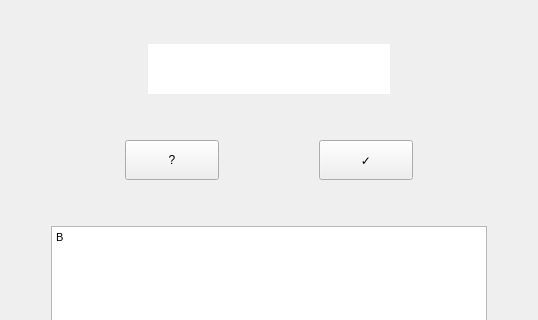
Before: the Qt Designer form main_window.ui in codincodee/AnyWord, drawn with Qt 5; both pictures show x 0 to 538 and y 416 to 736 of the 538 by 843 pixel window.
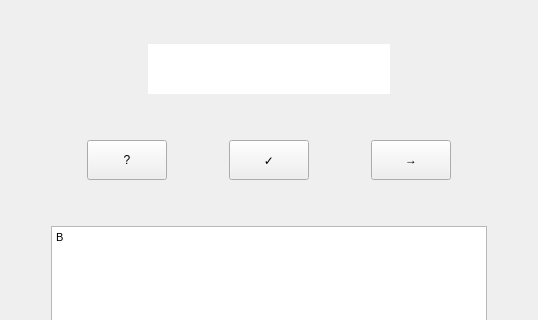
After: the same form once the commit is applied.

```diff
--- a/main_window.ui
+++ b/main_window.ui
@@ -634,6 +634,41 @@
           </property>
          </widget>
         </item>
+        <item>
+         <spacer name="horizontalSpacer_25">
+          <property name="orientation">
+           <enum>Qt::Horizontal</enum>
+          </property>
+          <property name="sizeType">
+           <enum>QSizePolicy::MinimumExpanding</enum>
+          </property>
+          <property name="sizeHint" stdset="0">
+           <size>
+            <width>40</width>
+            <height>20</height>
+           </size>
+          </property>
+         </spacer>
+        </item>
+        <item>
+         <widget class="QPushButton" name="PassPushButton">
+          <property name="sizePolicy">
+           <sizepolicy hsizetype="MinimumExpanding" vsizetype="MinimumExpanding">
+            <horstretch>0</horstretch>
+            <verstretch>0</verstretch>
+           </sizepolicy>
+          </property>
+          <property name="minimumSize">
+           <size>
+            <width>40</width>
+            <height>40</height>
+           </size>
+          </property>
+          <property name="text">
+           <string>→</string>
+          </property>
+         </widget>
+        </item>
         <item>
          <spacer name="horizontalSpacer_3">
           <property name="orientation">
```
